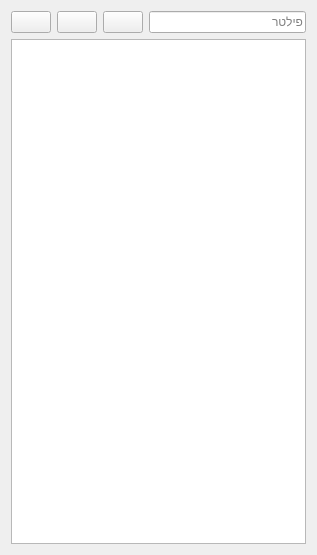
Old version of the form gui/resources/participanttablewidget.ui in the repository PillowTweezers/PurMyun.
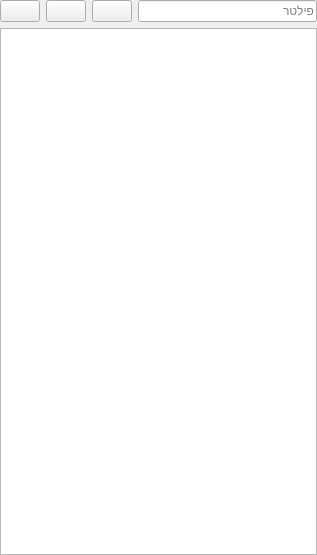
New version of the form. Icons and pictures are not drawn.

Commit message: Minimized margins in mainwindow

The edit to the form file:
```diff
--- a/gui/resources/participanttablewidget.ui
+++ b/gui/resources/participanttablewidget.ui
@@ -23,6 +23,18 @@
    <enum>Qt::RightToLeft</enum>
   </property>
   <layout class="QVBoxLayout" name="verticalLayout">
+   <property name="leftMargin">
+    <number>0</number>
+   </property>
+   <property name="topMargin">
+    <number>0</number>
+   </property>
+   <property name="rightMargin">
+    <number>0</number>
+   </property>
+   <property name="bottomMargin">
+    <number>0</number>
+   </property>
    <item>
     <layout class="QHBoxLayout" name="horizontalLayout_2">
      <item>
```
The commit also changes 3 other files.
